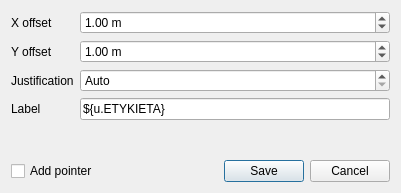
Old version of the form labeldialog.ui in the repository Kuszki/EW-Database.
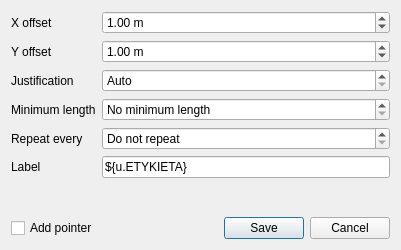
New version of the form. Icons and pictures are not drawn.

Commit message: Implement line label insertion

The edit to the form file:
```diff
--- a/labeldialog.ui
+++ b/labeldialog.ui
@@ -7,7 +7,7 @@
     <x>0</x>
     <y>0</y>
     <width>400</width>
-    <height>193</height>
+    <height>250</height>
    </rect>
   </property>
   <property name="windowTitle">
@@ -17,93 +17,67 @@
    <iconset theme="format-text-italic"/>
   </property>
   <layout class="QGridLayout" name="gridLayout">
-   <item row="0" column="0">
-    <widget class="QLabel" name="xLabel">
+   <item row="5" column="0">
+    <widget class="QLabel" name="limiterLabel">
      <property name="text">
-      <string>X offset</string>
+      <string>Minimum length</string>
      </property>
     </widget>
    </item>
-   <item row="0" column="1">
-    <widget class="QDoubleSpinBox" name="xSpin">
-     <property name="suffix">
-      <string> m</string>
-     </property>
-     <property name="minimum">
-      <double>-10.000000000000000</double>
-     </property>
-     <property name="maximum">
-      <double>10.000000000000000</double>
-     </property>
-     <property name="singleStep">
-      <double>0.010000000000000</double>
-     </property>
-     <property name="value">
-      <double>1.000000000000000</double>
-     </property>
-    </widget>
-   </item>
-   <item row="1" column="0">
-    <widget class="QLabel" name="yLabel">
-     <property name="text">
-      <string>Y offset</string>
-     </property>
-    </widget>
-   </item>
-   <item row="1" column="1">
-    <widget class="QDoubleSpinBox" name="ySpin">
-     <property name="suffix">
-      <string> m</string>
-     </property>
-     <property name="minimum">
-      <double>-10.000000000000000</double>
-     </property>
-     <property name="maximum">
-      <double>10.000000000000000</double>
-     </property>
-     <property name="singleStep">
-      <double>0.010000000000000</double>
-     </property>
-     <property name="value">
-      <double>1.000000000000000</double>
-     </property>
-    </widget>
-   </item>
-   <item row="2" column="0">
-    <widget class="QLabel" name="justifyLabel">
-     <property name="text">
-      <string>Justification</string>
-     </property>
-    </widget>
-   </item>
-   <item row="2" column="1">
-    <widget class="QSpinBox" name="justifySpin">
+   <item row="5" column="1">
+    <widget class="QDoubleSpinBox" name="limiterSpin">
      <property name="specialValueText">
-      <string>Auto</string>
+      <string>No minimum length</string>
      </property>
-     <property name="minimum">
-      <number>0</number>
+     <property name="suffix">
+      <string> m</string>
      </property>
      <property name="maximum">
-      <number>9</number>
+      <double>1000.000000000000000</double>
      </property>
     </widget>
    </item>
-   <item row="3" column="0">
+   <item row="10" column="0">
     <widget class="QLabel" name="textLabel">
      <property name="text">
       <string>Label</string>
      </property>
     </widget>
    </item>
-   <item row="3" column="1">
+   <item row="10" column="1">
     <widget class="QLineEdit" name="textEdit">
      <property name="text">
       <string>${u.ETYKIETA}</string>
      </property>
     </widget>
    </item>
-   <item row="4" column="0" colspan="2">
+   <item row="3" column="1">
+    <widget class="QDoubleSpinBox" name="ySpin">
+     <property name="suffix">
+      <string> m</string>
+     </property>
+     <property name="minimum">
+      <double>-10.000000000000000</double>
+     </property>
+     <property name="maximum">
+      <double>10.000000000000000</double>
+     </property>
+     <property name="singleStep">
+      <double>0.010000000000000</double>
+     </property>
+     <property name="value">
+      <double>1.000000000000000</double>
+     </property>
+    </widget>
+   </item>
+   <item row="4" column="0">
+    <widget class="QLabel" name="justifyLabel">
+     <property name="text">
+      <string>Justification</string>
+     </property>
+    </widget>
+   </item>
+   <item row="11" column="0" colspan="2">
     <spacer name="verticalSpacer">
      <property name="orientation">
       <enum>Qt::Vertical</enum>
@@ -116,7 +90,53 @@
      </property>
     </spacer>
    </item>
-   <item row="5" column="0" colspan="2">
+   <item row="2" column="0">
+    <widget class="QLabel" name="xLabel">
+     <property name="text">
+      <string>X offset</string>
+     </property>
+    </widget>
+   </item>
+   <item row="2" column="1">
+    <widget class="QDoubleSpinBox" name="xSpin">
+     <property name="suffix">
+      <string> m</string>
+     </property>
+     <property name="minimum">
+      <double>-10.000000000000000</double>
+     </property>
+     <property name="maximum">
+      <double>10.000000000000000</double>
+     </property>
+     <property name="singleStep">
+      <double>0.010000000000000</double>
+     </property>
+     <property name="value">
+      <double>1.000000000000000</double>
+     </property>
+    </widget>
+   </item>
+   <item row="4" column="1">
+    <widget class="QSpinBox" name="justifySpin">
+     <property name="specialValueText">
+      <string>Auto</string>
+     </property>
+     <property name="minimum">
+      <number>0</number>
+     </property>
+     <property name="maximum">
+      <number>9</number>
+     </property>
+    </widget>
+   </item>
+   <item row="3" column="0">
+    <widget class="QLabel" name="yLabel">
+     <property name="text">
+      <string>Y offset</string>
+     </property>
+    </widget>
+   </item>
+   <item row="12" column="0" colspan="2">
     <layout class="QHBoxLayout" name="horizontalLayout">
      <item>
       <widget class="QCheckBox" name="pointerBox">
@@ -137,6 +157,26 @@
      </item>
     </layout>
    </item>
+   <item row="6" column="0">
+    <widget class="QLabel" name="repeatLabel">
+     <property name="text">
+      <string>Repeat every</string>
+     </property>
+    </widget>
+   </item>
+   <item row="6" column="1">
+    <widget class="QDoubleSpinBox" name="repeatSpin">
+     <property name="specialValueText">
+      <string>Do not repeat</string>
+     </property>
+     <property name="suffix">
+      <string> m</string>
+     </property>
+     <property name="maximum">
+      <double>1000.000000000000000</double>
+     </property>
+    </widget>
+   </item>
   </layout>
  </widget>
  <resources/>
```
Left out of the diff: 3 changed lines with no effect on the pictures. The commit also changes 6 other files.
